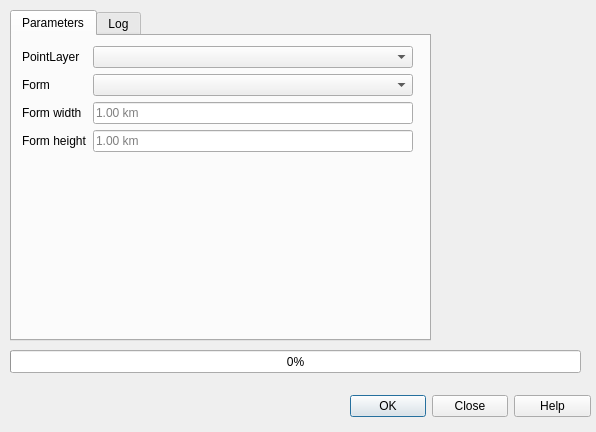
Before: the Qt Designer form bestagon_dialog_base.ui in KonstiDE/Bestagon, drawn with Qt 5.
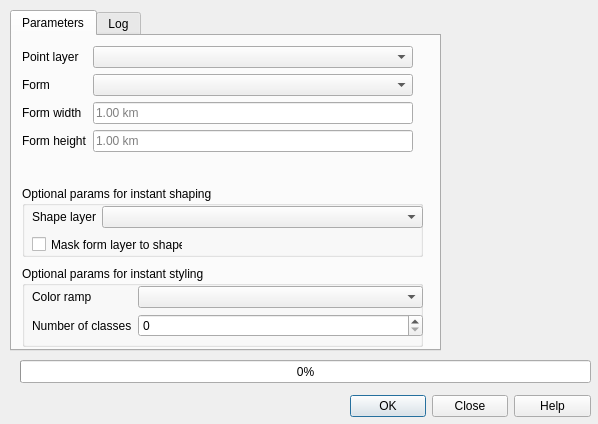
After: the same form once the commit is applied. Custom widgets are drawn as their Qt base class.

Commit message: colorramps update and num classes

```diff
--- a/bestagon_dialog_base.ui
+++ b/bestagon_dialog_base.ui
@@ -6,8 +6,8 @@
    <rect>
     <x>0</x>
     <y>0</y>
-    <width>596</width>
-    <height>432</height>
+    <width>598</width>
+    <height>424</height>
    </rect>
   </property>
   <property name="windowTitle">
@@ -34,8 +34,8 @@
     <rect>
      <x>10</x>
      <y>10</y>
-     <width>421</width>
-     <height>331</height>
+     <width>431</width>
+     <height>341</height>
     </rect>
    </property>
    <property name="currentIndex">
@@ -51,14 +51,14 @@
        <x>10</x>
        <y>10</y>
        <width>391</width>
-       <height>281</height>
+       <height>111</height>
       </rect>
      </property>
      <layout class="QFormLayout" name="formLayout">
       <item row="0" column="0">
        <widget class="QLabel" name="label">
         <property name="text">
-         <string>PointLayer</string>
+         <string>Point layer</string>
         </property>
        </widget>
       </item>
@@ -116,6 +116,99 @@
       </item>
      </layout>
     </widget>
+    <widget class="QGroupBox" name="groupBox">
+     <property name="geometry">
+      <rect>
+       <x>10</x>
+       <y>150</y>
+       <width>401</width>
+       <height>71</height>
+      </rect>
+     </property>
+     <property name="title">
+      <string>Optional params for instant shaping</string>
+     </property>
+     <widget class="QWidget" name="formLayoutWidget_2">
+      <property name="geometry">
+       <rect>
+        <x>10</x>
+        <y>20</y>
+        <width>391</width>
+        <height>24</height>
+       </rect>
+      </property>
+      <layout class="QFormLayout" name="formLayout_2">
+       <item row="0" column="0">
+        <widget class="QLabel" name="label_4">
+         <property name="text">
+          <string>Shape layer</string>
+         </property>
+        </widget>
+       </item>
+       <item row="0" column="1">
+        <widget class="QgsMapLayerComboBox" name="mMapLayerComboBox_shape"/>
+       </item>
+      </layout>
+     </widget>
+     <widget class="QCheckBox" name="checkBox_cut">
+      <property name="geometry">
+       <rect>
+        <x>10</x>
+        <y>50</y>
+        <width>151</width>
+        <height>17</height>
+       </rect>
+      </property>
+      <property name="text">
+       <string>Mask form layer to shape</string>
+      </property>
+     </widget>
+    </widget>
+    <widget class="QGroupBox" name="groupBox_2">
+     <property name="geometry">
+      <rect>
+       <x>10</x>
+       <y>230</y>
+       <width>401</width>
+       <height>81</height>
+      </rect>
+     </property>
+     <property name="title">
+      <string>Optional params for instant styling</string>
+     </property>
+     <widget class="QWidget" name="formLayoutWidget_3">
+      <property name="geometry">
+       <rect>
+        <x>10</x>
+        <y>20</y>
+        <width>391</width>
+        <height>63</height>
+       </rect>
+      </property>
+      <layout class="QFormLayout" name="formLayout_3">
+       <item row="0" column="0">
+        <widget class="QLabel" name="label_5">
+         <property name="text">
+          <string>Color ramp</string>
+         </property>
+        </widget>
+       </item>
+       <item row="1" column="0">
+        <widget class="QLabel" name="label_6">
+         <property name="text">
+          <string>Number of classes</string>
+         </property>
+        </widget>
+       </item>
+       <item row="1" column="1">
+        <widget class="QSpinBox" name="spinBox_classes"/>
+       </item>
+       <item row="0" column="1">
+        <widget class="QComboBox" name="comboBox_ramps"/>
+       </item>
+      </layout>
+     </widget>
+    </widget>
    </widget>
    <widget class="QWidget" name="tab_log">
     <attribute name="title">
@@ -139,8 +232,8 @@
   <widget class="QProgressBar" name="progressBar">
    <property name="geometry">
     <rect>
-     <x>10</x>
-     <y>350</y>
+     <x>20</x>
+     <y>360</y>
      <width>571</width>
      <height>23</height>
     </rect>
```
Left out of the diff: 14 changed lines with no effect on the pictures. The commit also changes 1 other file.
